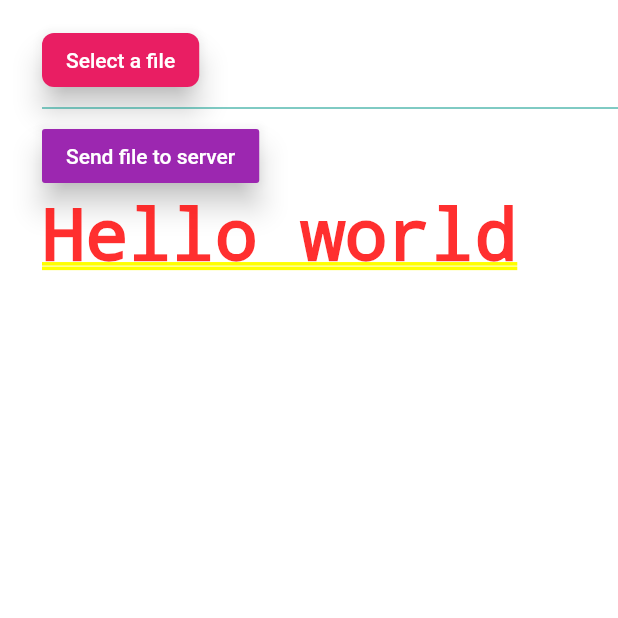
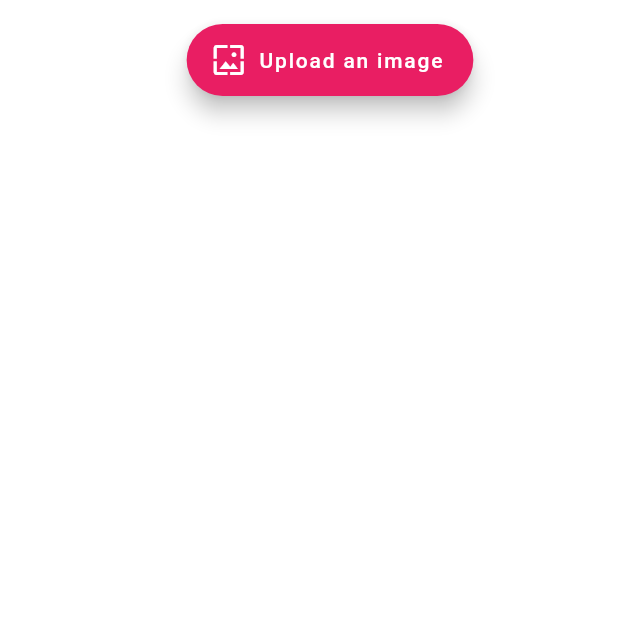
Before and after one commit to btphan95/upload_image_flutter, a Flutter app: the screen it shows after launch, on a phone screen of 412 x 824 dp, the top half of it. Run offline on Flutter 3.47's test engine with Material 2 defaults, Android fonts, the phone set to English and light mode, and no system bars; missing offline and left inert: dart:html; Roboto replaces fonts that are missing (Quicksand).

Commit message:
fixed async image loading

```diff
--- a/lib/widgets/web_upload.dart
+++ b/lib/widgets/web_upload.dart
@@ -14,13 +14,14 @@ class FileUploadButton extends StatefulWidget {
 }
 
 class _FileUploadButtonState extends State<FileUploadButton> {
-  List<int> _selectedFile;
-  String display = "hello world";
   Uint8List image;
   var results;
   GlobalKey<FormState> _formKey = new GlobalKey<FormState>();
 
   startWebFilePicker() async {
+    results = null;
+    image = null;
+
     html.InputElement uploadInput = html.FileUploadInputElement();
     uploadInput.multiple = true;
     uploadInput.draggable = true;
@@ -30,39 +31,57 @@ class _FileUploadButtonState extends State<FileUploadButton> {
       final files = uploadInput.files;
       final file = files[0];
       final reader = new html.FileReader();
-
       reader.onLoadEnd.listen((e) {
                     setState(() {
                       image = reader.result;
+                      print('image is' + image.runtimeType.toString());
                     });
         });
 
         reader.onError.listen((fileEvent) {
           setState(() {
-            display = "Some Error occured while reading the file";
+            print('error reading file');
           });
         });
 
         reader.readAsArrayBuffer(file);
         });
+    _makeRequest();
     }
 
   Future<List<dynamic>> makeRequest() async {
     var url = Uri.parse(
-        "http://localhost:3333/predict");
+        "http://localhost:4444/predict");
     var request = new http.MultipartRequest("POST", url);
-    request.files.add(await http.MultipartFile.fromBytes('image', image,
-        contentType: new MediaType('image', 'jpeg'),
-        filename: "image"));
+
+//     request.files.add(await http.MultipartFile.fromBytes('image', image,
+//         contentType: new MediaType('image', 'jpeg'),
+//         filename: "image"));
+      print('waiting');
+      var multipart;
+      var done = 0;
+      while (done == 0) {
+          try {
+              multipart = await http.MultipartFile.fromBytes('image', image,
+                contentType: new MediaType('image', 'jpeg'),
+                filename: "image");
+              done = 1;
+          }
+          catch (uh_oh) {
+              print("uh oh");
+              await new Future.delayed(new Duration(milliseconds: 100)); // Add this line
+          }
+      }
+
+      print('done. now testing if it works:');
+      setState(() {
+          request.files.add(multipart);
+          });
     var streamedResponse = await request.send();
       var response = await http.Response.fromStream(streamedResponse);
-      print(response.statusCode);
       if (response.statusCode == 200) print("Uploaded!");
       results = json.decode(response.body);
-      print(results["predictions"]);
-    print('Now what?');
-      print(results["predictions"][0]["label"].runtimeType);
-      print(results["predictions"].runtimeType);
+
       return results["predictions"];
 //     showDialog(
 //         barrierDismissible: false,
@@ -93,14 +112,13 @@ class _FileUploadButtonState extends State<FileUploadButton> {
   }
 
   void _makeRequest() async {
-      print("yes?");
       results = await makeRequest();
       print("YES!!!!");
       print(results);
 //       display = results;
-      print(display);
+//       print(display);
       setState(() => results = results);
-      print('display updated!');
+//       print('display updated!');
 //       return results;
   }
 
@@ -116,49 +134,43 @@ class _FileUploadButtonState extends State<FileUploadButton> {
               padding: const EdgeInsets.only(top: 16.0, left: 28),
               child: new Container(
                   width: 350,
-                  child: Column(children: <Widget>[
-                    Column(
-                        crossAxisAlignment: CrossAxisAlignment.start,
+                  child: Column(
+                        crossAxisAlignment: CrossAxisAlignment.center,
                         children: <Widget>[
-                          MaterialButton(
-                            color: Colors.pink,
-                            hoverColor: Colors.pink[400],
-                            elevation: 8,
-                            highlightElevation: 2,
-                            shape: RoundedRectangleBorder(
-                                borderRadius: BorderRadius.circular(8)),
-                            textColor: Colors.white,
-                            child: Text('Select a file'),
-                            onPressed: () {
-                              startWebFilePicker();
-                            },
-                          ),
-                          Divider(
-                            color: Colors.teal,
-                          ),
-                          RaisedButton(
-                            color: Colors.purple,
-                            hoverColor: Colors.purple[400],
-                            elevation: 8.0,
-                            textColor: Colors.white,
-                            onPressed: () {
-                              _makeRequest();
-                            },
-                            child: Text('Send file to server'),
+                          FloatingActionButton.extended(
+                              onPressed: () {
+                                startWebFilePicker();
+//                                 _makeRequest();
+                              },
+                              label: Text('Upload an image'),
+                              icon: Icon(Icons.wallpaper),
+                              backgroundColor: Colors.pink,
                           ),
                          results == null
                           ? Container(
-                              child: Text('Hello world'),
+                              child: Text(''),
                             )
                           : Container(
-                              child: Column(
+                              child: Row(
+                                  mainAxisAlignment: MainAxisAlignment.spaceEvenly,
                                   children: [
-                                      for ( var i in results ) Text(i["label"].toString())
+                                      Column(
+//                                           crossAxisAlignment: CrossAxisAlignment.center,
+                                          children: [
+                                              for ( var i in results ) Text(i["label"].toString())
+                                          ],
+                                      ),
+                                      Column(
+//                                           crossAxisAlignment: CrossAxisAlignment.center,
+                                          children: [
+                                              for ( var i in results ) Text(i["probability"].toStringAsFixed(2))
+                                          ],
+                                      ),
                                   ],
                               ),
                             )
                         ]),
-                  ])),
+                  ),
             ),
           ),
         );
```
